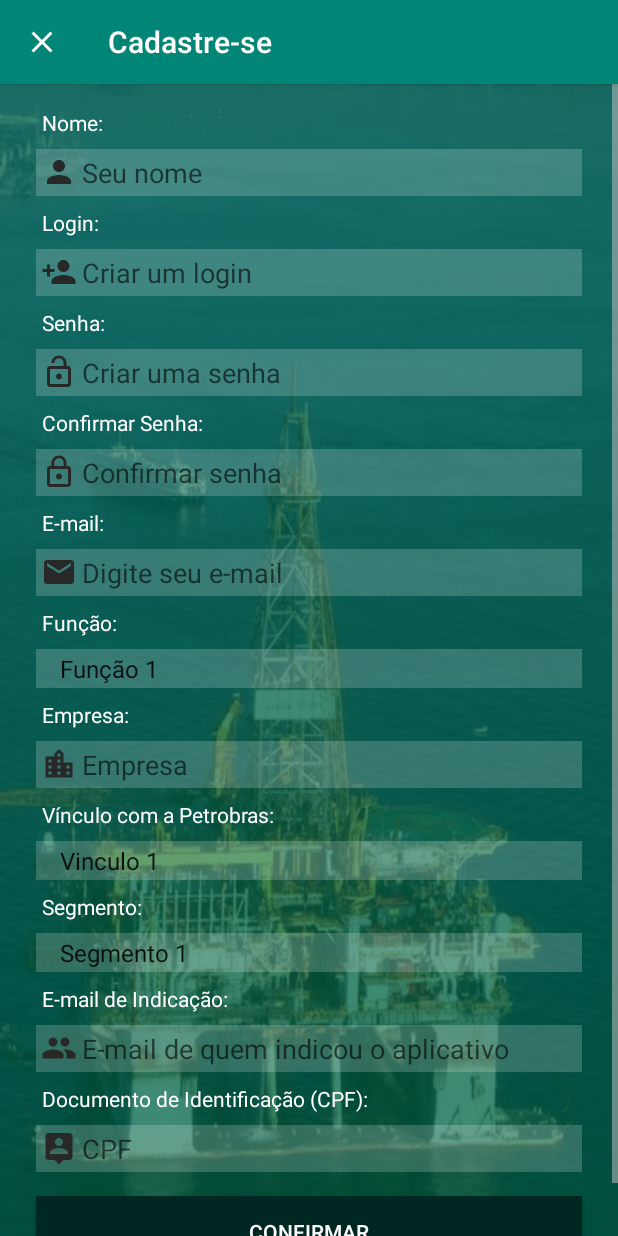
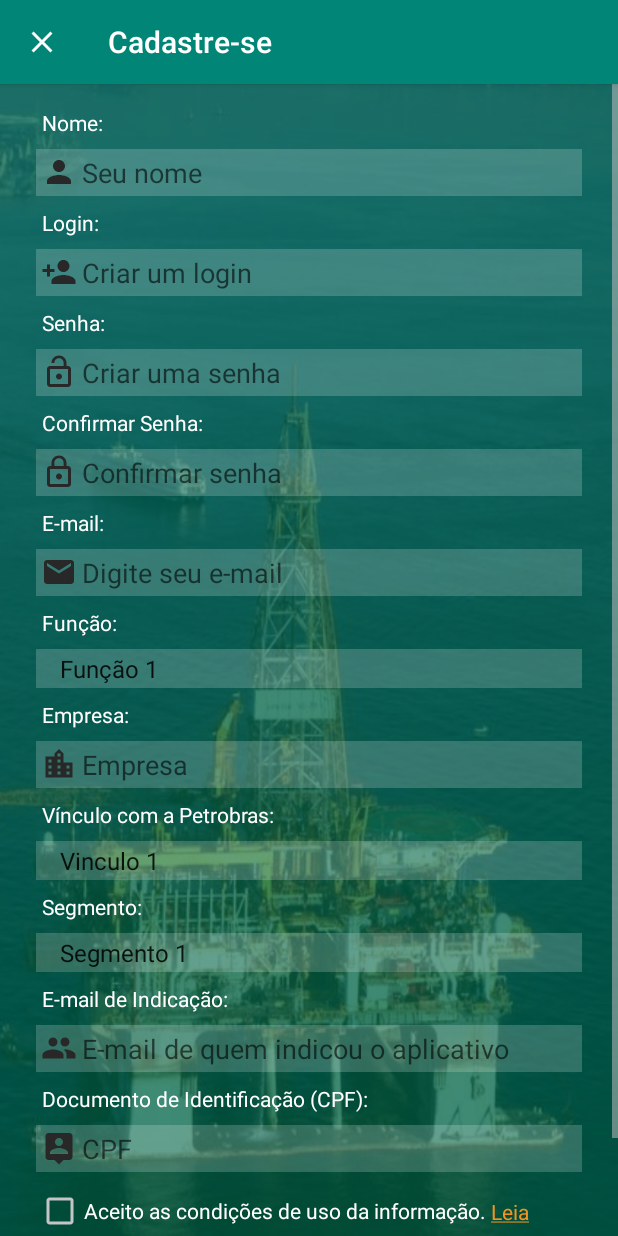
Before and after one commit to CarolineSan/APCO, an Android app: the CadastroActivity screen opened directly, with no data from a screen before it, on a phone screen of 412 x 824 dp. Run offline under Robolectric (Android 15) with nearby library versions, the phone set to English and light mode, and no system bars.

Commit message:
Update - Finalizado Termos de Uso na Activity Cadastro

```diff
--- a/app/src/main/java/com/conformidade/petrobras/apco/LoginActivity.java
+++ b/app/src/main/java/com/conformidade/petrobras/apco/LoginActivity.java
@@ -47,4 +47,9 @@ public class LoginActivity extends AppCompatActivity {
         });
 
     }
+
+    public void entrar (View view) {
+        Intent i = new Intent(LoginActivity.this, MainActivity.class);
+        startActivity(i);
+    }
 }
--- a/app/src/main/res/layout/activity_cadastro.xml
+++ b/app/src/main/res/layout/activity_cadastro.xml
@@ -368,13 +368,25 @@
             app:layout_constraintStart_toStartOf="parent"
             app:layout_constraintTop_toBottomOf="@+id/textView11" />
 
+        <CheckBox
+            android:id="@+id/checkBox"
+            android:layout_width="wrap_content"
+            android:layout_height="wrap_content"
+            android:layout_marginStart="24dp"
+            android:layout_marginLeft="24dp"
+            android:layout_marginTop="10dp"
+            android:text="Aceito as condições de uso da informação."
+            android:textColor="@android:color/background_light"
+            app:layout_constraintStart_toStartOf="parent"
+            app:layout_constraintTop_toBottomOf="@+id/editText8" />
+
         <Button
             android:id="@+id/btnCadastrar"
             android:layout_width="0dp"
             android:layout_height="wrap_content"
             android:layout_marginStart="24dp"
             android:layout_marginLeft="24dp"
-            android:layout_marginTop="16dp"
+            android:layout_marginTop="8dp"
             android:layout_marginEnd="24dp"
             android:layout_marginRight="24dp"
             android:layout_marginBottom="16dp"
@@ -384,7 +396,20 @@
             app:layout_constraintBottom_toBottomOf="parent"
             app:layout_constraintEnd_toEndOf="parent"
             app:layout_constraintStart_toStartOf="parent"
-            app:layout_constraintTop_toBottomOf="@+id/editText8" />
+            app:layout_constraintTop_toBottomOf="@+id/checkBox" />
+
+        <TextView
+            android:id="@+id/textAbreTermos"
+            android:layout_width="wrap_content"
+            android:layout_height="wrap_content"
+            android:layout_marginStart="3dp"
+            android:layout_marginLeft="3dp"
+            android:onClick="abrirTermos"
+            android:text="@string/leia_termos"
+            android:textColor="@color/colorAccent"
+            app:layout_constraintBottom_toBottomOf="@+id/checkBox"
+            app:layout_constraintStart_toEndOf="@+id/checkBox"
+            app:layout_constraintTop_toTopOf="@+id/checkBox" />
 
     </android.support.constraint.ConstraintLayout>
     </ScrollView>
--- a/app/src/main/res/layout/activity_login.xml
+++ b/app/src/main/res/layout/activity_login.xml
@@ -100,6 +100,7 @@
         android:layout_marginStart="8dp"
         android:layout_marginBottom="60dp"
         android:background="#FF002722"
+        android:onClick="entrar"
         android:text="Entrar"
         android:textColor="@android:color/background_light"
         app:layout_constraintBottom_toBottomOf="parent"
--- a/app/src/main/res/values/strings.xml
+++ b/app/src/main/res/values/strings.xml
@@ -7,6 +7,8 @@
     <string name="botao_enviar">Enviar</string>
     <string name="hint_email">Digite seu e-mail</string>
     <string name="texto_inserir_email">Insira o endereço de e-mail cadastrado para recuperar a senha.</string>
+    <string name="leia_termos"><u>Leia</u></string>
+    <string name="termo_texto">Nullam venenatis erat sed bibendum aliquam. Ut turpis turpis, viverra eu eros eget, pellentesque dictum risus. Etiam consectetur, lorem sit amet laoreet aliquet, velit tellus fermentum nunc, ut facilisis massa nulla a magna. Nullam cursus id lectus eget rhoncus. Nam cursus, ante ut varius mollis, sapien diam maximus mauris, finibus congue nunc lectus nec purus. Donec luctus dictum fringilla.</string>
 
     <string-array name="funcoes">
         <item>Função 1</item>
```
Also changed, not shown: app/src/main/java/com/conformidade/petrobras/apco/CadastroActivity.java (+11 -0 lines), app/src/main/res/layout/dialog_termos.xml (added, +90 -0 lines).
